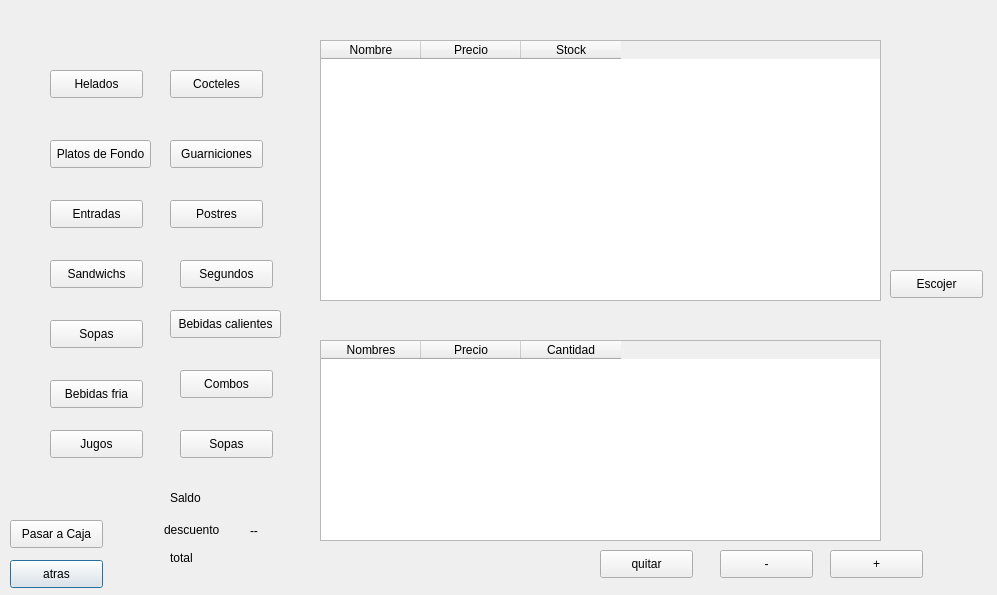
This is Restaurante/registrarmesa.ui in kpzaolod6000/HELLOWORLD as Qt 5 draws it before an edit. The edited form follows.
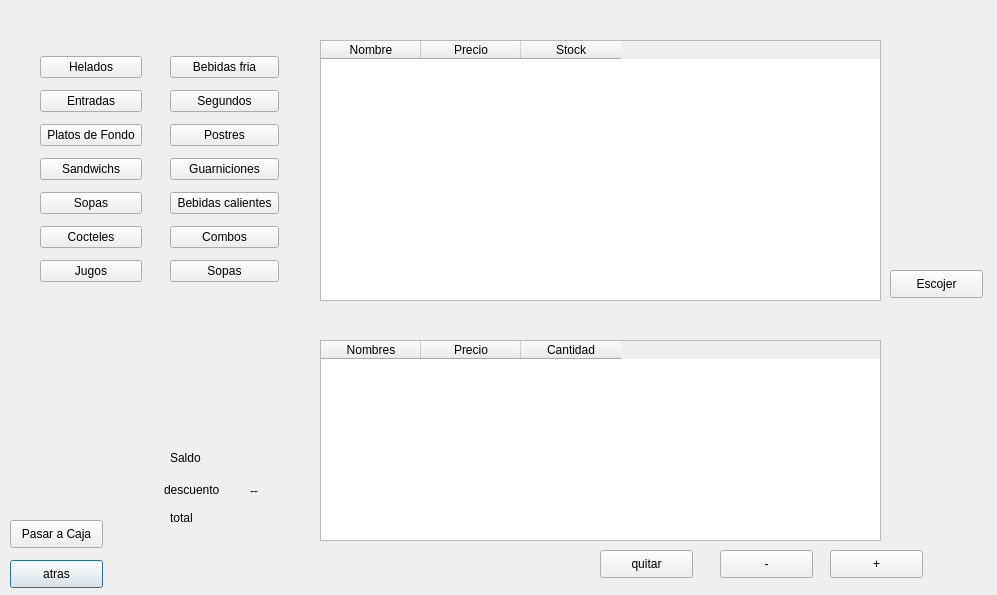
This is the edited form.

```diff
--- a/Restaurante/registrarmesa.ui
+++ b/Restaurante/registrarmesa.ui
@@ -26,175 +26,6 @@
     <string>atras</string>
    </property>
   </widget>
-  <widget class="QPushButton" name="pushButton_helados">
-   <property name="geometry">
-    <rect>
-     <x>50</x>
-     <y>70</y>
-     <width>93</width>
-     <height>28</height>
-    </rect>
-   </property>
-   <property name="text">
-    <string>Helados</string>
-   </property>
-  </widget>
-  <widget class="QPushButton" name="pushButton_cocteles">
-   <property name="geometry">
-    <rect>
-     <x>170</x>
-     <y>70</y>
-     <width>93</width>
-     <height>28</height>
-    </rect>
-   </property>
-   <property name="text">
-    <string>Cocteles</string>
-   </property>
-  </widget>
-  <widget class="QPushButton" name="pushButton_platos">
-   <property name="geometry">
-    <rect>
-     <x>50</x>
-     <y>140</y>
-     <width>101</width>
-     <height>28</height>
-    </rect>
-   </property>
-   <property name="text">
-    <string>Platos de Fondo</string>
-   </property>
-  </widget>
-  <widget class="QPushButton" name="pushButton_guard">
-   <property name="geometry">
-    <rect>
-     <x>170</x>
-     <y>140</y>
-     <width>93</width>
-     <height>28</height>
-    </rect>
-   </property>
-   <property name="text">
-    <string>Guarniciones</string>
-   </property>
-  </widget>
-  <widget class="QPushButton" name="pushButton_entrada">
-   <property name="geometry">
-    <rect>
-     <x>50</x>
-     <y>200</y>
-     <width>93</width>
-     <height>28</height>
-    </rect>
-   </property>
-   <property name="text">
-    <string>Entradas</string>
-   </property>
-  </widget>
-  <widget class="QPushButton" name="pushButton_postres">
-   <property name="geometry">
-    <rect>
-     <x>170</x>
-     <y>200</y>
-     <width>93</width>
-     <height>28</height>
-    </rect>
-   </property>
-   <property name="text">
-    <string>Postres</string>
-   </property>
-  </widget>
-  <widget class="QPushButton" name="pushButton_sand">
-   <property name="geometry">
-    <rect>
-     <x>50</x>
-     <y>260</y>
-     <width>93</width>
-     <height>28</height>
-    </rect>
-   </property>
-   <property name="text">
-    <string>Sandwichs</string>
-   </property>
-  </widget>
-  <widget class="QPushButton" name="pushButton_segund">
-   <property name="geometry">
-    <rect>
-     <x>180</x>
-     <y>260</y>
-     <width>93</width>
-     <height>28</height>
-    </rect>
-   </property>
-   <property name="text">
-    <string>Segundos</string>
-   </property>
-  </widget>
-  <widget class="QPushButton" name="pushButton_sopas">
-   <property name="geometry">
-    <rect>
-     <x>50</x>
-     <y>320</y>
-     <width>93</width>
-     <height>28</height>
-    </rect>
-   </property>
-   <property name="text">
-    <string>Sopas</string>
-   </property>
-  </widget>
-  <widget class="QPushButton" name="pushButton_calientes">
-   <property name="geometry">
-    <rect>
-     <x>170</x>
-     <y>310</y>
-     <width>111</width>
-     <height>28</height>
-    </rect>
-   </property>
-   <property name="text">
-    <string>Bebidas calientes</string>
-   </property>
-  </widget>
-  <widget class="QPushButton" name="pushButton_fria">
-   <property name="geometry">
-    <rect>
-     <x>50</x>
-     <y>380</y>
-     <width>93</width>
-     <height>28</height>
-    </rect>
-   </property>
-   <property name="text">
-    <string>Bebidas fria</string>
-   </property>
-  </widget>
-  <widget class="QPushButton" name="pushButton_combo">
-   <property name="geometry">
-    <rect>
-     <x>180</x>
-     <y>370</y>
-     <width>93</width>
-     <height>28</height>
-    </rect>
-   </property>
-   <property name="text">
-    <string>Combos</string>
-   </property>
-  </widget>
-  <widget class="QPushButton" name="pushButton_jugo">
-   <property name="geometry">
-    <rect>
-     <x>50</x>
-     <y>430</y>
-     <width>93</width>
-     <height>28</height>
-    </rect>
-   </property>
-   <property name="text">
-    <string>Jugos</string>
-   </property>
-  </widget>
   <widget class="QTableWidget" name="tableWidget_productos">
    <property name="geometry">
     <rect>
@@ -245,19 +76,6 @@
     </property>
    </column>
   </widget>
-  <widget class="QPushButton" name="pushButton_14">
-   <property name="geometry">
-    <rect>
-     <x>180</x>
-     <y>430</y>
-     <width>93</width>
-     <height>28</height>
-    </rect>
-   </property>
-   <property name="text">
-    <string>Sopas</string>
-   </property>
-  </widget>
   <widget class="QPushButton" name="pushButton_aumentar">
    <property name="geometry">
     <rect>
@@ -327,7 +145,7 @@
    <property name="geometry">
     <rect>
      <x>240</x>
-     <y>490</y>
+     <y>450</y>
      <width>61</width>
      <height>21</height>
     </rect>
@@ -340,7 +158,7 @@
    <property name="geometry">
     <rect>
      <x>250</x>
-     <y>520</y>
+     <y>480</y>
      <width>61</width>
      <height>21</height>
     </rect>
@@ -353,7 +171,7 @@
    <property name="geometry">
     <rect>
      <x>240</x>
-     <y>550</y>
+     <y>510</y>
      <width>61</width>
      <height>21</height>
     </rect>
@@ -366,7 +184,7 @@
    <property name="geometry">
     <rect>
      <x>170</x>
-     <y>490</y>
+     <y>450</y>
      <width>55</width>
      <height>16</height>
     </rect>
@@ -379,7 +197,7 @@
    <property name="geometry">
     <rect>
      <x>164</x>
-     <y>520</y>
+     <y>480</y>
      <width>61</width>
      <height>20</height>
     </rect>
@@ -392,7 +210,7 @@
    <property name="geometry">
     <rect>
      <x>170</x>
-     <y>550</y>
+     <y>510</y>
      <width>55</width>
      <height>16</height>
     </rect>
@@ -414,6 +232,128 @@
     <string>Pasar a Caja</string>
    </property>
   </widget>
+  <widget class="QWidget" name="">
+   <property name="geometry">
+    <rect>
+     <x>170</x>
+     <y>50</y>
+     <width>109</width>
+     <height>240</height>
+    </rect>
+   </property>
+   <layout class="QVBoxLayout" name="verticalLayout">
+    <item>
+     <widget class="QPushButton" name="pushButton_fria">
+      <property name="text">
+       <string>Bebidas fria</string>
+      </property>
+     </widget>
+    </item>
+    <item>
+     <widget class="QPushButton" name="pushButton_segund">
+      <property name="text">
+       <string>Segundos</string>
+      </property>
+     </widget>
+    </item>
+    <item>
+     <widget class="QPushButton" name="pushButton_postres">
+      <property name="text">
+       <string>Postres</string>
+      </property>
+     </widget>
+    </item>
+    <item>
+     <widget class="QPushButton" name="pushButton_guard">
+      <property name="text">
+       <string>Guarniciones</string>
+      </property>
+     </widget>
+    </item>
+    <item>
+     <widget class="QPushButton" name="pushButton_calientes">
+      <property name="text">
+       <string>Bebidas calientes</string>
+      </property>
+     </widget>
+    </item>
+    <item>
+     <widget class="QPushButton" name="pushButton_combo">
+      <property name="text">
+       <string>Combos</string>
+      </property>
+     </widget>
+    </item>
+    <item>
+     <widget class="QPushButton" name="pushButton_14">
+      <property name="text">
+       <string>Sopas</string>
+      </property>
+     </widget>
+    </item>
+   </layout>
+  </widget>
+  <widget class="QWidget" name="">
+   <property name="geometry">
+    <rect>
+     <x>40</x>
+     <y>50</y>
+     <width>102</width>
+     <height>240</height>
+    </rect>
+   </property>
+   <layout class="QVBoxLayout" name="verticalLayout_2">
+    <item>
+     <widget class="QPushButton" name="pushButton_helados">
+      <property name="text">
+       <string>Helados</string>
+      </property>
+     </widget>
+    </item>
+    <item>
+     <widget class="QPushButton" name="pushButton_entrada">
+      <property name="text">
+       <string>Entradas</string>
+      </property>
+     </widget>
+    </item>
+    <item>
+     <widget class="QPushButton" name="pushButton_platos">
+      <property name="text">
+       <string>Platos de Fondo</string>
+      </property>
+     </widget>
+    </item>
+    <item>
+     <widget class="QPushButton" name="pushButton_sand">
+      <property name="text">
+       <string>Sandwichs</string>
+      </property>
+     </widget>
+    </item>
+    <item>
+     <widget class="QPushButton" name="pushButton_sopas">
+      <property name="text">
+       <string>Sopas</string>
+      </property>
+     </widget>
+    </item>
+    <item>
+     <widget class="QPushButton" name="pushButton_cocteles">
+      <property name="text">
+       <string>Cocteles</string>
+      </property>
+     </widget>
+    </item>
+    <item>
+     <widget class="QPushButton" name="pushButton_jugo">
+      <property name="text">
+       <string>Jugos</string>
+      </property>
+     </widget>
+    </item>
+   </layout>
+  </widget>
  </widget>
  <resources/>
  <connections/>
```
